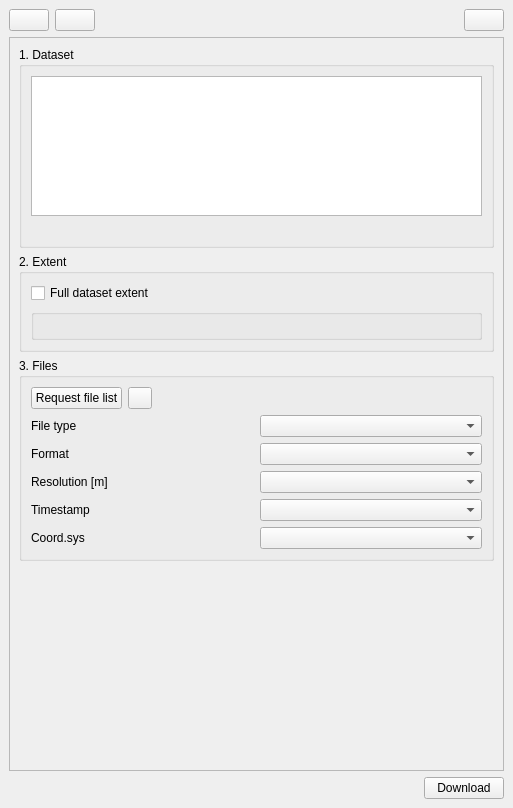
First picture: the form in ui/sgd_dockwidget_base.ui, repository piMoll/swissgeodownloader, before the edit.
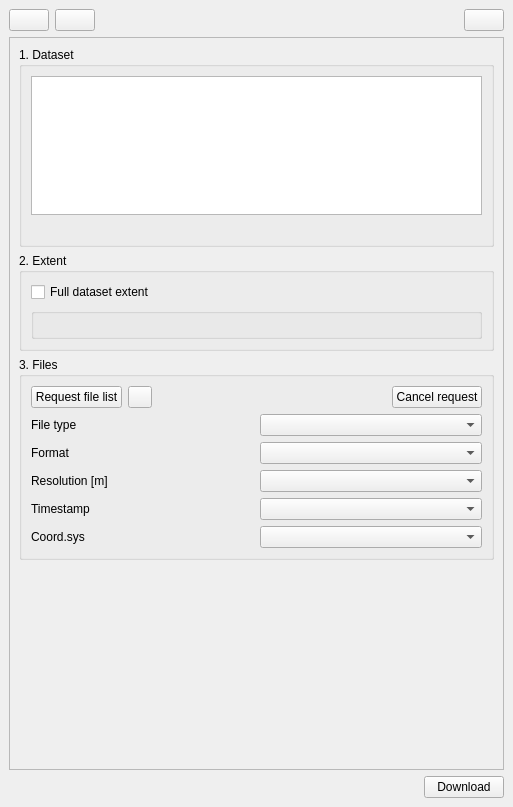
Second picture: the form after the edit. Icons and pictures are not drawn. Custom widgets are drawn as their Qt base class.

Commit message: Add request cancel button

What changed in the file:
```diff
--- a/ui/sgd_dockwidget_base.ui
+++ b/ui/sgd_dockwidget_base.ui
@@ -7,13 +7,13 @@
     <x>0</x>
     <y>0</y>
     <width>513</width>
-    <height>808</height>
+    <height>807</height>
    </rect>
   </property>
   <property name="minimumSize">
    <size>
     <width>500</width>
-    <height>178</height>
+    <height>180</height>
    </size>
   </property>
   <property name="allowedAreas">
@@ -105,7 +105,7 @@
          <x>0</x>
          <y>0</y>
          <width>493</width>
-         <height>704</height>
+         <height>703</height>
         </rect>
        </property>
        <layout class="QVBoxLayout" name="verticalLayout_5">
@@ -255,6 +255,13 @@
                  </property>
                 </spacer>
                </item>
+               <item>
+                <widget class="QPushButton" name="guiRequestCancelBtn">
+                 <property name="text">
+                  <string>Cancel request</string>
+                 </property>
+                </widget>
+               </item>
               </layout>
              </item>
              <item>
```
Left out of the diff: 130 changed lines with no effect on the pictures. The commit also changes 4 other files.
